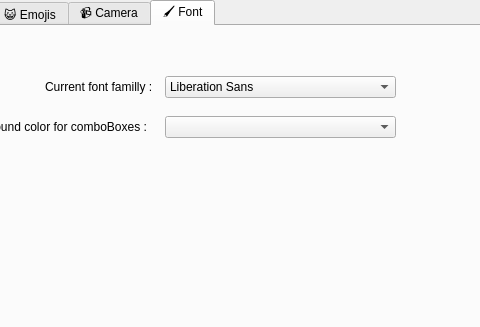
First picture: the form in maindesktopweadtwindow.ui, repository Vicken-Ghoubiguian/desktopWeaDTApp, before the edit; both pictures show x 207 to 687 and y 0 to 327 of the 800 by 600 pixel window.
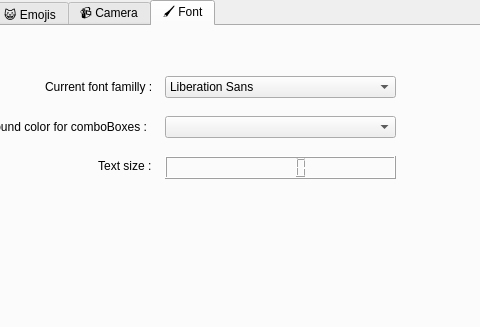
Second picture: the form after the edit.

What changed in the file:
```diff
--- a/maindesktopweadtwindow.ui
+++ b/maindesktopweadtwindow.ui
@@ -326,6 +326,29 @@
        <bool>false</bool>
       </property>
      </widget>
+     <widget class="QLabel" name="label">
+      <property name="geometry">
+       <rect>
+        <x>290</x>
+        <y>130</y>
+        <width>91</width>
+        <height>20</height>
+       </rect>
+      </property>
+      <property name="text">
+       <string>    Text size :</string>
+      </property>
+     </widget>
+     <widget class="QLCDNumber" name="lcdNumber">
+      <property name="geometry">
+       <rect>
+        <x>370</x>
+        <y>130</y>
+        <width>231</width>
+        <height>23</height>
+       </rect>
+      </property>
+     </widget>
     </widget>
    </widget>
   </widget>
```
